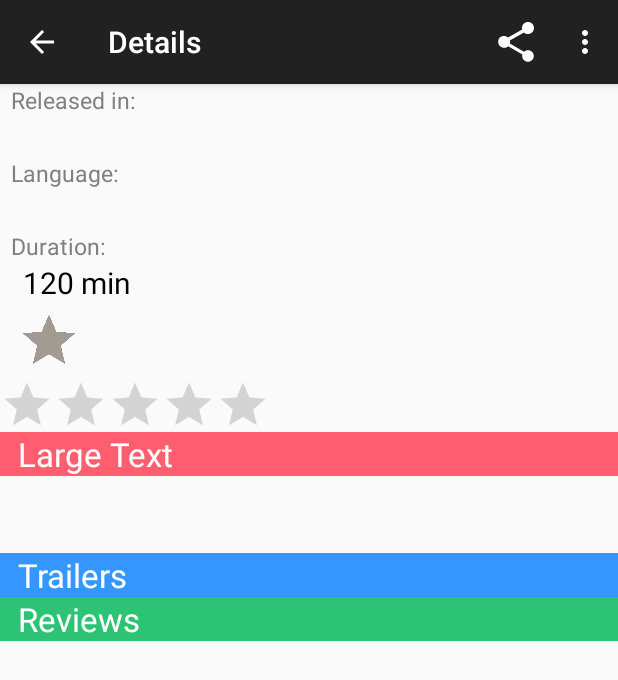
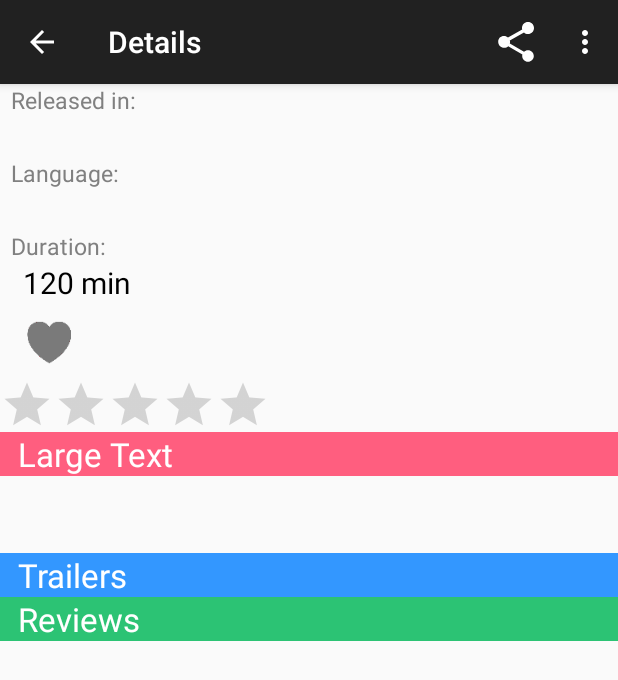
Before and after one commit to 7asna2/Movie_App, an Android app: the DetailFragment screen opened directly, with no data from a screen before it, on a phone screen of 412 x 824 dp. Shown: the top 680 px of the screen. Run offline under Robolectric (Android 15) with nearby library versions, the phone set to English and light mode, and no system bars; our stand-ins replace Picasso; pictures from the network do not load; 12 statements that could not run were skipped.

Commit message:
7th commit

```diff
--- a/app/src/main/java/com/example/hasna2/movieapp/AsyncTasks/FetchVideosAndReviewsTask.java
+++ b/app/src/main/java/com/example/hasna2/movieapp/AsyncTasks/FetchVideosAndReviewsTask.java
@@ -29,7 +29,7 @@ import java.util.ArrayList;
 public abstract class FetchVideosAndReviewsTask extends AsyncTask<String,Void , String[]> {
     Context context;
     View rootView;
-    final String LOG_TAG = "videos";
+    final String LOG_TAG = FetchVideosAndReviewsTask.class.getSimpleName();
     String myUrl;
 
     public abstract void updateVideoList(Video videos[] );
@@ -72,62 +72,6 @@ public abstract class FetchVideosAndReviewsTask extends AsyncTask<String,Void ,
     }
 
 
-    class ReviewJSONParser {
-        final String RESULT = "results";
-        final String AUTHOR = "author";
-        final String CONTENT = "content";
-        String JSONstr;
-
-        public ReviewJSONParser(String JSONstr) {
-            this.JSONstr = JSONstr;
-        }
-
-        public Review[] getReviewsIDs() throws JSONException {
-            ArrayList<Review> reviewsArrays = new ArrayList<>();
-            JSONObject videosJson = new JSONObject(JSONstr);
-            JSONArray JSONVideosArray = videosJson.getJSONArray(RESULT);
-
-            for (int i = 0; i < JSONVideosArray.length(); i++) {
-                JSONObject video = JSONVideosArray.getJSONObject(i);
-                Review temp = new Review();
-                temp.author = video.getString(AUTHOR);
-                temp.content = video.getString(CONTENT);
-                reviewsArrays.add(temp);
-            }
-            return reviewsArrays.toArray(new Review[reviewsArrays.size()]);
-        }
-    }
-
-    class VideoJSONParser {
-        final String RESULT = "results";
-        final String SITE = "site";
-        final String KEY = "key";
-        final String YOUTUBE = "YouTube";
-        final String NAME="name";
-        String JSONstr;
-
-        public VideoJSONParser(String JSONstr) {
-            this.JSONstr = JSONstr;
-        }
-
-        public Video[] getVideos() throws JSONException {
-            ArrayList<Video> videosArray = new ArrayList<>();
-            JSONObject videosJson = new JSONObject(JSONstr);
-            JSONArray JSONVideosArray = videosJson.getJSONArray(RESULT);
-
-            for (int i = 0; i < JSONVideosArray.length(); i++) {
-                JSONObject video = JSONVideosArray.getJSONObject(i);
-                Video temp = new Video();
-                temp.Name=video.getString(NAME);
-                temp.site=video.getString(SITE);
-                temp.key=video.getString(KEY);
-                if (temp.site.equals(YOUTUBE))
-                    videosArray.add(temp);
-            }
-            return videosArray.toArray(new Video[videosArray.size()]);
-        }
-    }
-
     private URL getURL (String type,String ID) throws MalformedURLException {
         final String themoviesdpURL = "http://api.themoviedb.org/3/movie/";
         Uri uri;
@@ -135,7 +79,7 @@ public abstract class FetchVideosAndReviewsTask extends AsyncTask<String,Void ,
                 .buildUpon()
                 .appendPath(ID)
                 .appendPath(type)
-                //.appendPath("videos")
+                        //.appendPath("videos")
                 .appendQueryParameter("api_key", BuildConfig.api_key)
                 .build();
         myUrl = uri.toString();
@@ -204,4 +148,63 @@ public abstract class FetchVideosAndReviewsTask extends AsyncTask<String,Void ,
         return JsonStr;
     }
 
+    // class parsing JSON for Reviews
+    class ReviewJSONParser {
+        final String RESULT = "results";
+        final String AUTHOR = "author";
+        final String CONTENT = "content";
+        String JSONstr;
+
+        public ReviewJSONParser(String JSONstr) {
+            this.JSONstr = JSONstr;
+        }
+
+        public Review[] getReviewsIDs() throws JSONException {
+            ArrayList<Review> reviewsArrays = new ArrayList<>();
+            JSONObject videosJson = new JSONObject(JSONstr);
+            JSONArray JSONVideosArray = videosJson.getJSONArray(RESULT);
+
+            for (int i = 0; i < JSONVideosArray.length(); i++) {
+                JSONObject video = JSONVideosArray.getJSONObject(i);
+                Review temp = new Review();
+                temp.author = video.getString(AUTHOR);
+                temp.content = video.getString(CONTENT);
+                reviewsArrays.add(temp);
+            }
+            return reviewsArrays.toArray(new Review[reviewsArrays.size()]);
+        }
+    }
+
+    //class parsing JSON for Videos
+    class VideoJSONParser {
+        final String RESULT = "results";
+        final String SITE = "site";
+        final String KEY = "key";
+        final String YOUTUBE = "YouTube";
+        final String NAME="name";
+        String JSONstr;
+
+        public VideoJSONParser(String JSONstr) {
+            this.JSONstr = JSONstr;
+        }
+
+        public Video[] getVideos() throws JSONException {
+            ArrayList<Video> videosArray = new ArrayList<>();
+            JSONObject videosJson = new JSONObject(JSONstr);
+            JSONArray JSONVideosArray = videosJson.getJSONArray(RESULT);
+
+            for (int i = 0; i < JSONVideosArray.length(); i++) {
+                JSONObject video = JSONVideosArray.getJSONObject(i);
+                Video temp = new Video();
+                temp.Name=video.getString(NAME);
+                temp.site=video.getString(SITE);
+                temp.key=video.getString(KEY);
+                if (temp.site.equals(YOUTUBE))
+                    videosArray.add(temp);
+            }
+            return videosArray.toArray(new Video[videosArray.size()]);
+        }
+    }
+
+
 }
--- a/app/src/main/java/com/example/hasna2/movieapp/Data/Database.java
+++ b/app/src/main/java/com/example/hasna2/movieapp/Data/Database.java
@@ -4,7 +4,6 @@ package com.example.hasna2.movieapp.Data;
  * Created by hasna2 on 15-Apr-16.
  */
 
-import android.content.ContentProvider;
 import android.content.ContentValues;
 import android.content.Context;
 import android.database.Cursor;
@@ -16,12 +15,11 @@ import com.example.hasna2.movieapp.Models.MovieModule;
 import java.util.ArrayList;
 
 
-
+/* class that deals with the data using content provider */
 public class Database {
 
-    String LOG_TAG = ContentProvider.class.getSimpleName();
+    String LOG_TAG = Database.class.getSimpleName();
     Context context;
-//    DatabaseHelper db;
     Cursor cur;
 
     public Database(Context context) {
--- a/app/src/main/java/com/example/hasna2/movieapp/Data/DatabaseHelper.java
+++ b/app/src/main/java/com/example/hasna2/movieapp/Data/DatabaseHelper.java
@@ -9,7 +9,6 @@ import android.content.Context;
 import android.database.Cursor;
 import android.database.sqlite.SQLiteDatabase;
 import android.database.sqlite.SQLiteOpenHelper;
-import android.util.Log;
 
 import com.example.hasna2.movieapp.Models.MovieModule;
 
@@ -49,7 +48,6 @@ public class DatabaseHelper extends SQLiteOpenHelper {
         myDataBase = this.getWritableDatabase();
         Cursor cursor ;
         cursor =myDataBase.rawQuery("select * from "+tableName,null);
-        if(cursor==null)Log.v("211","cursor null");
         return cursor;
     }
 
@@ -93,6 +91,8 @@ public class DatabaseHelper extends SQLiteOpenHelper {
         final String SQL_CREATE_FAVORITES_TABLE = "CREATE TABLE " + "favorites" + " ("+
                 MovieModule.MOVIE_ID + " TEXT PRIMARY KEY "+" );";
 
+
+        // store latest response from the web
         final String SQL_CREATE_RESPONSE_TABLE = "CREATE TABLE " + MovieContract.RESPONSE_ENTRY.TABLE_NAME + " ("+
                 MovieModule.MOVIE_ID + " TEXT PRIMARY KEY "+" );";
 
--- a/app/src/main/java/com/example/hasna2/movieapp/DetailFragment.java
+++ b/app/src/main/java/com/example/hasna2/movieapp/DetailFragment.java
@@ -7,7 +7,6 @@ import android.os.Bundle;
 import android.support.v4.app.Fragment;
 import android.support.v4.view.MenuItemCompat;
 import android.support.v7.widget.ShareActionProvider;
-import android.util.Log;
 import android.view.LayoutInflater;
 import android.view.Menu;
 import android.view.MenuInflater;
@@ -38,7 +37,8 @@ import java.util.ArrayList;
  */
 public class DetailFragment  extends Fragment {
     View rootView;
-    final String LOG_TAG = "fff";
+
+    final String LOG_TAG = DetailFragment.class.getSimpleName();
     String base_URL = "http://image.tmdb.org/t/p/";
     String size[] = {"w92", "w154", "w185", "w342", "w500", "w780", "original"};
     MovieModule movie;
@@ -51,12 +51,6 @@ public class DetailFragment  extends Fragment {
 
     @Override
     public boolean onOptionsItemSelected(MenuItem item) {
-        if (item.getItemId() == R.id.action_share_) {
-            Toast toast = Toast.makeText(getActivity(), "jskh", Toast.LENGTH_SHORT);
-            toast.show();
-           // startActivity(getShareIntent());
-
-        }
         return super.onOptionsItemSelected(item);
     }
 
@@ -73,11 +67,11 @@ public class DetailFragment  extends Fragment {
     @Override
     public View onCreateView(LayoutInflater inflater, ViewGroup container,
                              Bundle savedInstanceState) {
+        setRetainInstance(true);
         rootView = inflater.inflate(R.layout.fragment_detail, container, false);
         Intent intent = getActivity().getIntent();
         if (intent != null && intent.hasExtra(Intent.EXTRA_TEXT)) {
             movie = (MovieModule) intent.getSerializableExtra(Intent.EXTRA_TEXT);
-            if (movie == null) Log.v(LOG_TAG, "movie is null :3 :3 ");
         }
         init(rootView, movie);
 
@@ -89,14 +83,11 @@ public class DetailFragment  extends Fragment {
     public void setArguments(Bundle args) {
         super.setArguments(args);
         movie = (MovieModule) args.getSerializable("movie");
-
-
-
-
     }
 
+    //init components of the detail fragment
     private void init(final View rootView, final MovieModule movie) {
-        new SaveAndGetImages(getContext(), "" + base_URL + size[2] + movie.poster_path, (ImageView) rootView.findViewById(R.id.imageView))
+        new SaveAndGetImages(getContext(), "" + base_URL + size[3] + movie.poster_path, (ImageView) rootView.findViewById(R.id.imageView))
                 .getImage(movie.id);
         ((TextView) rootView.findViewById(R.id.title)).setText(movie.title);
         ((TextView) rootView.findViewById(R.id.overview)).setText(movie.overview);
@@ -125,6 +116,7 @@ public class DetailFragment  extends Fragment {
         fetchVideosAndReviewsTask.execute(movie.id);
     }
 
+    //toggle to add to favorites and remove from it
     public void toggleFavorite(View view, MovieModule movie) {
         Database database = new Database(getContext());
         String update;
@@ -144,6 +136,7 @@ public class DetailFragment  extends Fragment {
         toast.show();
     }
 
+    //control favorite button image
     public void manageImageButton(View view, MovieModule movie) {
         Database database = new Database(getContext());
         if (database.isFavorite(movie))
@@ -158,12 +151,14 @@ public class DetailFragment  extends Fragment {
         if(shareTrailer != null)linkAndText+=shareTrailer;
         shareIntent.putExtra(Intent.EXTRA_TEXT,linkAndText
         );
+        //getting share image
         shareIntent.putExtra(Intent.EXTRA_STREAM, Uri.fromFile((new SaveAndGetImages(getContext(), null, null).getOutputMediaFile(movie.id))));  //optional//use this when you want to send an image
         shareIntent.setType("*/*");
         shareIntent.addFlags(Intent.FLAG_GRANT_READ_URI_PERMISSION);
         return shareIntent;
     }
 
+    //update videos list view
     public void updateVideos(final Video videos[]) {
         final String YOUTUBE_BASE="https://www.youtube.com/watch?";
         shareTrailer=YOUTUBE_BASE+"v="+videos[0].key;
@@ -187,12 +182,15 @@ public class DetailFragment  extends Fragment {
         setListViewHeightBasedOnChildren(videosListView);
     }
 
+    //update reviews list view
     public void updateReviews(Review reviews[]) {
         ListView reviewsListView = (ListView) rootView.findViewById(R.id.reviews_list);
         ReviewAdapter reviewsAdapter=new ReviewAdapter(getContext(),reviews);
         reviewsListView.setAdapter(reviewsAdapter);
         setListViewHeightBasedOnChildren(reviewsListView);
     }
+
+    //determine specific height for the list view
     private static void setListViewHeightBasedOnChildren(ListView listView) {
         ListAdapter listAdapter = listView.getAdapter();
         if (listAdapter == null)
@@ -212,6 +210,4 @@ public class DetailFragment  extends Fragment {
         ViewGroup.LayoutParams params = listView.getLayoutParams();
         params.height = totalHeight + (listView.getDividerHeight() * (listAdapter.getCount() - 1));
     }
-
-
 }
--- a/app/src/main/java/com/example/hasna2/movieapp/JSONParser.java
+++ b/app/src/main/java/com/example/hasna2/movieapp/JSONParser.java
@@ -13,7 +13,7 @@ import java.util.ArrayList;
  */
 public class JSONParser {
     String JsonStr;
-   // final String LOG_TAG=getClass().getSimpleName();
+    final String LOG_TAG=getClass().getSimpleName();
     final String Result = "results";
     private final String ID = "id";
     private final String OVERVIEW= "overview";
@@ -35,8 +35,6 @@ public class JSONParser {
 
     public ArrayList<MovieModule> getMoviesArray()
             throws JSONException {
-
-        // These are the names of the JSON objects that need to be extracted.
 
         ArrayList<MovieModule> movieModulesArray = new ArrayList<>();
         JSONObject MoviesJson = new JSONObject(JsonStr);
@@ -62,8 +60,6 @@ public class JSONParser {
             movieModulesArray.add(temp);
 
         }
-        //for (String s : poster_URL)
-        //    Log.v(LOG_TAG, "Movie Path: " + s);
         return movieModulesArray;
     }
 
--- a/app/src/main/res/layout/fragment_detail.xml
+++ b/app/src/main/res/layout/fragment_detail.xml
@@ -36,7 +36,7 @@
                 android:text="Released in:"
                 android:layout_gravity="center_vertical"
                 android:textAlignment="center"
-                android:textColor="@color/gray" />
+                android:textColor="@color/grey" />
             <TextView
                 android:layout_width="match_parent"
                 android:layout_height="wrap_content"
@@ -56,7 +56,7 @@
                 android:text="Language:"
                 android:layout_gravity="center_vertical"
                 android:textAlignment="center"
-                android:textColor="@color/gray" />
+                android:textColor="@color/grey" />
             <TextView
                 android:layout_width="match_parent"
                 android:layout_height="wrap_content"
@@ -76,7 +76,7 @@
                 android:text="Duration:"
                 android:layout_gravity="center_vertical"
                 android:textAlignment="center"
-                android:textColor="@color/gray" />
+                android:textColor="@color/grey" />
             <TextView
                 android:layout_width="match_parent"
                 android:layout_height="wrap_content"
@@ -125,7 +125,7 @@
         android:textAppearance="?android:attr/textAppearanceSmall"
         android:id="@+id/overview"
         android:layout_gravity="bottom"
-        android:textColor="@color/gray"
+        android:textColor="@color/grey"
         android:layout_margin="16dp"
         />
     <TextView
--- a/app/src/main/res/layout/fragment_main.xml
+++ b/app/src/main/res/layout/fragment_main.xml
@@ -7,7 +7,7 @@
     <GridView
         android:layout_width="match_parent"
         android:layout_height="match_parent"
-        android:columnWidth="150dp"
+        android:columnWidth="130dp"
         android:stretchMode="columnWidth"
         android:numColumns="auto_fit"
         android:gravity="center"
@@ -19,7 +19,7 @@
         android:text="NO Internet Connection"
         android:layout_gravity="center"
         android:gravity="center"
-        android:textColor="@color/gray"
+        android:textColor="@color/grey"
         android:textSize="15dp"
         android:visibility="gone"/>
 
--- a/app/src/main/res/values/colors.xml
+++ b/app/src/main/res/values/colors.xml
@@ -1,8 +1,8 @@
 <?xml version="1.0" encoding="utf-8"?>
 <resources>
-    <color name="gray">#808080</color>
+    <color name="grey">#808080</color>
     <color name="black">#000000</color>
-    <color name="title">#ffff5e70</color>
+    <color name="title">#ffff5e7f</color>
     <color name="trailers">#ff3397ff</color>
     <color name="reviews">#ff2cc374</color>
     <color name="white">#ffffff</color>
```
Also changed, not shown: app/src/main/java/com/example/hasna2/movieapp/Data/SaveAndGetImages.java (+18 -14 lines), app/src/main/java/com/example/hasna2/movieapp/ImageAdapter.java (+4 -5 lines), app/src/main/java/com/example/hasna2/movieapp/MainActivity.java (+2 -7 lines), app/src/main/java/com/example/hasna2/movieapp/MoviesFragment.java (+12 -1 lines), app/src/main/res/layout-sw600dp/activity_main.xml (+5 -9 lines), app/src/main/res/layout/review_list_item.xml (+1 -39 lines), app/src/main/res/drawable-xxhdpi/fav_star.png, app/src/main/res/drawable-xxhdpi/un_fav_star.png.
